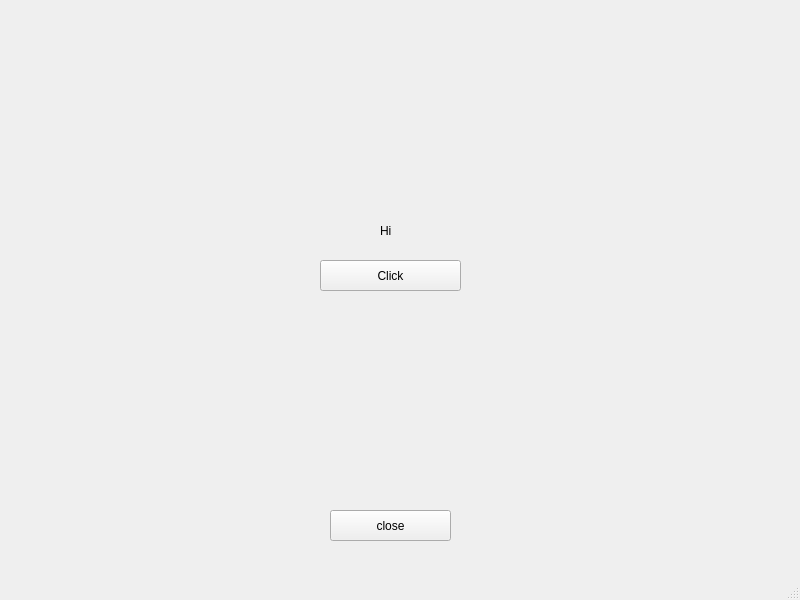
The window that untitled52/mainwindow.ui (0schweps0/studhelper) describes before a commit, drawn with Qt 5.
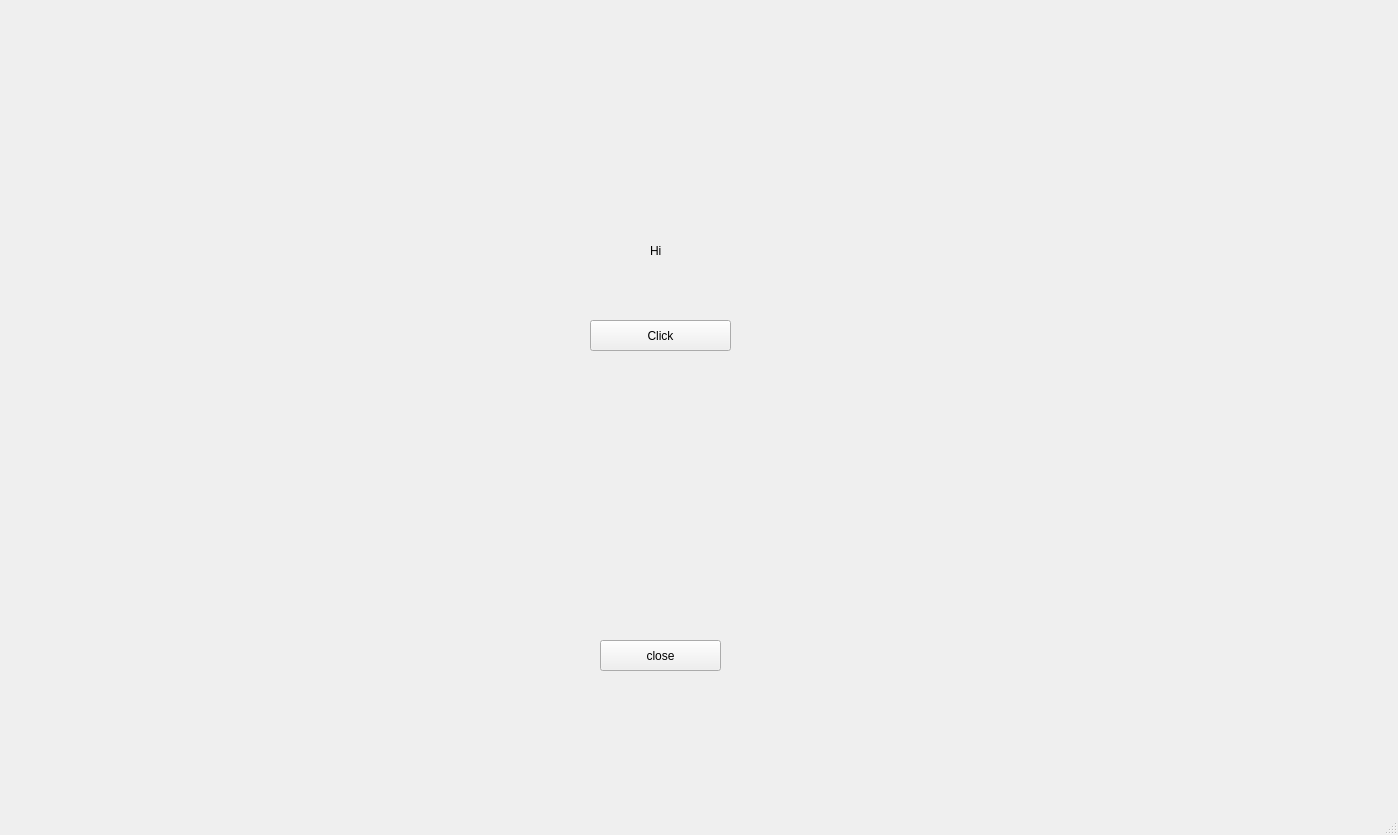
The same window after the commit.

Patch:
```diff
--- a/untitled52/mainwindow.ui
+++ b/untitled52/mainwindow.ui
@@ -6,8 +6,8 @@
    <rect>
     <x>0</x>
     <y>0</y>
-    <width>800</width>
-    <height>600</height>
+    <width>1398</width>
+    <height>835</height>
    </rect>
   </property>
   <property name="windowTitle">
@@ -17,8 +17,8 @@
    <widget class="QPushButton" name="pushButton">
     <property name="geometry">
      <rect>
-      <x>330</x>
-      <y>510</y>
+      <x>600</x>
+      <y>640</y>
       <width>121</width>
       <height>31</height>
      </rect>
@@ -30,8 +30,8 @@
    <widget class="QPushButton" name="pushButton_2">
     <property name="geometry">
      <rect>
-      <x>320</x>
-      <y>260</y>
+      <x>590</x>
+      <y>320</y>
       <width>141</width>
       <height>31</height>
      </rect>
@@ -43,8 +43,8 @@
    <widget class="QLabel" name="label">
     <property name="geometry">
      <rect>
-      <x>380</x>
-      <y>210</y>
+      <x>650</x>
+      <y>230</y>
       <width>71</width>
       <height>41</height>
      </rect>
```
Left out of the diff: 2 changed lines with no effect on the pictures.
